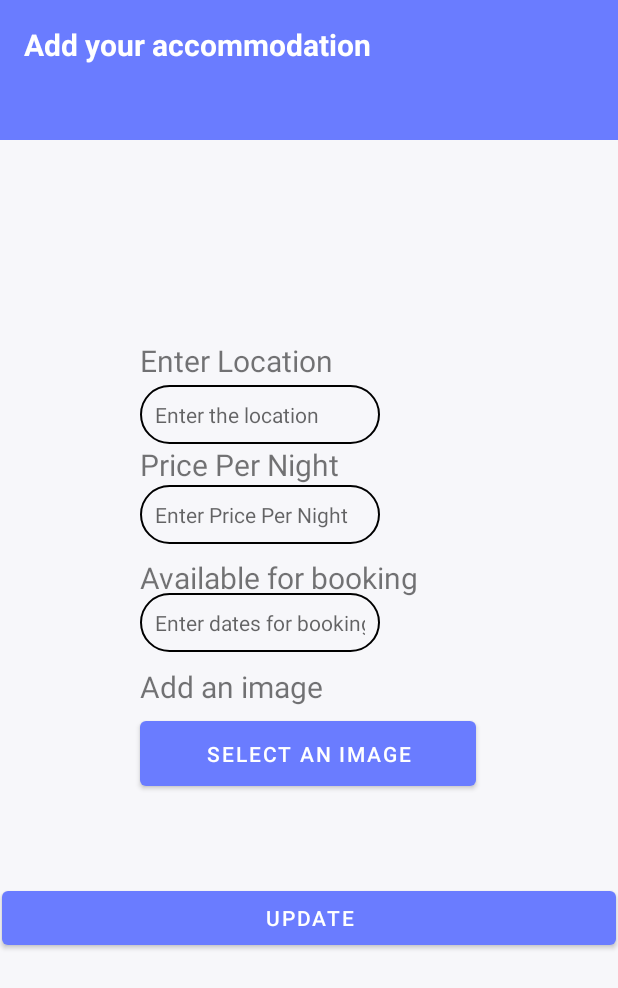
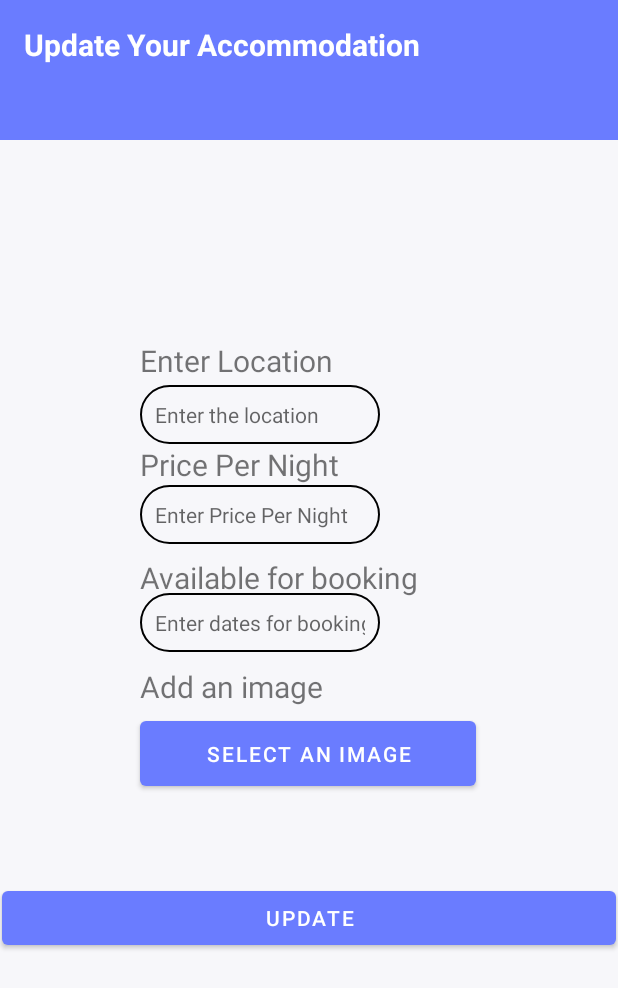
Before and after one commit to IT21388934/RentalApplication, an Android app: the screen it shows after launch (Update), on a phone screen of 412 x 824 dp. Shown: the top 988 px of the screen. Run offline under Robolectric (Android 15) with nearby library versions, the phone set to English and light mode, and no system bars; our stand-ins replace Firebase (no records; nobody signed in at launch, a user with empty details on screens opened directly).

```diff
--- a/app/src/main/java/com/example/mad/act1.kt
+++ b/app/src/main/java/com/example/mad/CreateAcco.kt
@@ -13,7 +13,7 @@ import com.google.firebase.database.FirebaseDatabase
 import com.google.firebase.storage.FirebaseStorage
 import com.google.firebase.storage.StorageReference
 
-class act1 : AppCompatActivity() {
+class CreateAcco : AppCompatActivity() {
 
     private lateinit var imageView: ImageView
     private lateinit var locName : EditText
--- a/app/src/main/res/layout/updateacco.xml
+++ b/app/src/main/res/layout/updateacco.xml
@@ -26,7 +26,7 @@
         android:layout_height="wrap_content"
         android:layout_marginStart="@dimen/headerTitleMargin"
         android:layout_marginTop="@dimen/headerTitleMargin"
-        android:text="@string/addAcc"
+        android:text="Update Your Accommodation"
         android:textColor="@color/white"
         android:textSize="@dimen/addAccommodationSize"
         android:textStyle="bold"
```
Also changed, not shown: app/src/main/AndroidManifest.xml (+7 -1 lines).
